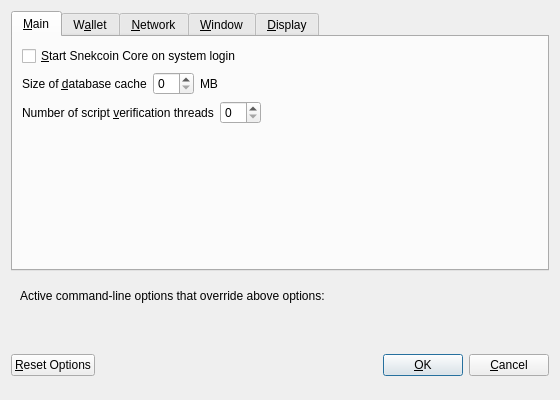
iamdavidfrancis/snekcoin, file src/qt/forms/optionsdialog.ui: the form before one commit.
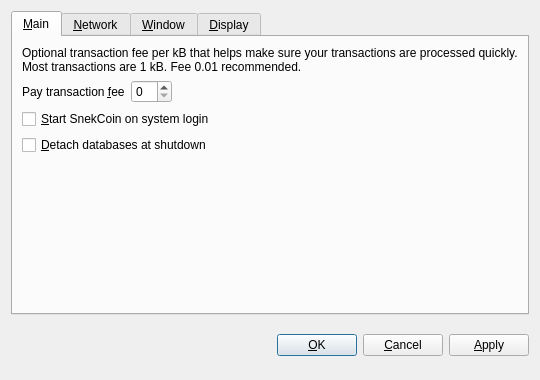
The form after the commit. The open tabs and pages were chosen to show the change. Custom widgets are drawn as their Qt base class.

```diff
--- a/src/qt/forms/optionsdialog.ui
+++ b/src/qt/forms/optionsdialog.ui
@@ -6,8 +6,8 @@
    <rect>
     <x>0</x>
     <y>0</y>
-    <width>560</width>
-    <height>400</height>
+    <width>540</width>
+    <height>380</height>
    </rect>
   </property>
   <property name="windowTitle">
@@ -19,6 +19,9 @@
   <layout class="QVBoxLayout" name="verticalLayout">
    <item>
     <widget class="QTabWidget" name="tabWidget">
+     <property name="tabPosition">
+      <enum>QTabWidget::North</enum>
+     </property>
      <property name="currentIndex">
       <number>0</number>
      </property>
@@ -27,95 +30,71 @@
        <string>&amp;Main</string>
       </attribute>
       <layout class="QVBoxLayout" name="verticalLayout_Main">
+       <item>
+        <widget class="QLabel" name="transactionFeeInfoLabel">
+         <property name="text">
+          <string>Optional transaction fee per kB that helps make sure your transactions are processed quickly. Most transactions are 1 kB. Fee 0.01 recommended.</string>
+         </property>
+         <property name="textFormat">
+          <enum>Qt::PlainText</enum>
+         </property>
+         <property name="wordWrap">
+          <bool>true</bool>
+         </property>
+        </widget>
+       </item>
+       <item>
+        <layout class="QHBoxLayout" name="horizontalLayout_Main">
+         <item>
+          <widget class="QLabel" name="transactionFeeLabel">
+           <property name="text">
+            <string>Pay transaction &amp;fee</string>
+           </property>
+           <property name="textFormat">
+            <enum>Qt::PlainText</enum>
+           </property>
+           <property name="buddy">
+            <cstring>transactionFee</cstring>
+           </property>
+          </widget>
+         </item>
+         <item>
+          <widget class="BitcoinAmountField" name="transactionFee"/>
+         </item>
+         <item>
+          <spacer name="horizontalSpacer_Main">
+           <property name="orientation">
+            <enum>Qt::Horizontal</enum>
+           </property>
+           <property name="sizeHint" stdset="0">
+            <size>
+             <width>40</width>
+             <height>20</height>
+            </size>
+           </property>
+          </spacer>
+         </item>
+        </layout>
+       </item>
        <item>
         <widget class="QCheckBox" name="bitcoinAtStartup">
          <property name="toolTip">
           <string>Automatically start Snekcoin Core after logging in to the system.</string>
          </property>
          <property name="text">
-          <string>&amp;Start Snekcoin Core on system login</string>
+          <string>&amp;Start SnekCoin on system login</string>
          </property>
         </widget>
        </item>
        <item>
-        <layout class="QHBoxLayout" name="horizontalLayout_2_Main">
-         <item>
-          <widget class="QLabel" name="databaseCacheLabel">
-           <property name="text">
-            <string>Size of &amp;database cache</string>
-           </property>
-           <property name="textFormat">
-            <enum>Qt::PlainText</enum>
-           </property>
-           <property name="buddy">
-            <cstring>databaseCache</cstring>
-           </property>
-          </widget>
-         </item>
-         <item>
-          <widget class="QSpinBox" name="databaseCache"/>
-         </item>
-         <item>
-          <widget class="QLabel" name="databaseCacheUnitLabel">
-           <property name="text">
-            <string>MB</string>
-           </property>
-           <property name="textFormat">
-            <enum>Qt::PlainText</enum>
-           </property>
-          </widget>
-         </item>
-         <item>
-          <spacer name="horizontalSpacer_2_Main">
-           <property name="orientation">
-            <enum>Qt::Horizontal</enum>
-           </property>
-           <property name="sizeHint" stdset="0">
-            <size>
-             <width>40</width>
-             <height>20</height>
-            </size>
-           </property>
-          </spacer>
-         </item>
-        </layout>
-       </item>
-       <item>
-        <layout class="QHBoxLayout" name="horizontalLayout_3_Main">
-         <item>
-          <widget class="QLabel" name="threadsScriptVerifLabel">
-           <property name="text">
-            <string>Number of script &amp;verification threads</string>
-           </property>
-           <property name="textFormat">
-            <enum>Qt::PlainText</enum>
-           </property>
-           <property name="buddy">
-            <cstring>threadsScriptVerif</cstring>
-           </property>
-          </widget>
-         </item>
-         <item>
-          <widget class="QSpinBox" name="threadsScriptVerif">
-           <property name="toolTip">
-            <string>(0 = auto, &lt;0 = leave that many cores free)</string>
-           </property>
-          </widget>
-         </item>
-         <item>
-          <spacer name="horizontalSpacer_3_Main">
-           <property name="orientation">
-            <enum>Qt::Horizontal</enum>
-           </property>
-           <property name="sizeHint" stdset="0">
-            <size>
-             <width>40</width>
-             <height>20</height>
-            </size>
-           </property>
-          </spacer>
-         </item>
-        </layout>
+        <widget class="QCheckBox" name="detachDatabases">
+         <property name="toolTip">
+          <string>Detach block and address databases at shutdown. This means they can be moved to another data directory, but it slows down shutdown. The wallet is always detached.</string>
+         </property>
+         <property name="text">
+          <string>&amp;Detach databases at shutdown</string>
+         </property>
+        </widget>
        </item>
        <item>
         <spacer name="verticalSpacer_Main">
@@ -132,55 +111,6 @@
        </item>
       </layout>
      </widget>
-     <widget class="QWidget" name="tabWallet">
-      <attribute name="title">
-       <string>W&amp;allet</string>
-      </attribute>
-      <layout class="QVBoxLayout" name="verticalLayout_Wallet">
-       <item>
-        <widget class="QGroupBox" name="groupBox">
-         <property name="title">
-          <string>Expert</string>
-         </property>
-         <layout class="QVBoxLayout" name="verticalLayout_2">
-          <item>
-           <widget class="QCheckBox" name="coinControlFeatures">
-            <property name="toolTip">
-             <string>Whether to show coin control features or not.</string>
-            </property>
-            <property name="text">
-             <string>Enable coin &amp;control features</string>
-            </property>
-           </widget>
-          </item>
-          <item>
-           <widget class="QCheckBox" name="spendZeroConfChange">
-            <property name="toolTip">
-             <string>If you disable the spending of unconfirmed change, the change from a transaction cannot be used until that transaction has at least one confirmation. This also affects how your balance is computed.</string>
-            </property>
-            <property name="text">
-             <string>&amp;Spend unconfirmed change</string>
-            </property>
-           </widget>
-          </item>
-         </layout>
-        </widget>
-       </item>
-       <item>
-        <spacer name="verticalSpacer_Wallet">
-         <property name="orientation">
-          <enum>Qt::Vertical</enum>
-         </property>
-         <property name="sizeHint" stdset="0">
-          <size>
-           <width>20</width>
-           <height>40</height>
-          </size>
-         </property>
-        </spacer>
-       </item>
-      </layout>
-     </widget>
      <widget class="QWidget" name="tabNetwork">
       <attribute name="title">
        <string>&amp;Network</string>
@@ -446,67 +376,8 @@
      </widget>
     </widget>
    </item>
-   <item>
-    <widget class="QFrame" name="frame">
-     <layout class="QVBoxLayout" name="verticalLayout_Bottom">
-      <item>
-       <layout class="QHBoxLayout" name="horizontalLayout_Bottom">
-        <item>
-         <widget class="QLabel" name="overriddenByCommandLineInfoLabel">
-          <property name="text">
-           <string>Active command-line options that override above options:</string>
-          </property>
-          <property name="textFormat">
-           <enum>Qt::PlainText</enum>
-          </property>
-         </widget>
-        </item>
-        <item>
-         <spacer name="horizontalSpacer_Bottom">
-          <property name="orientation">
-           <enum>Qt::Horizontal</enum>
-          </property>
-          <property name="sizeHint" stdset="0">
-           <size>
-            <width>40</width>
-            <height>20</height>
-           </size>
-          </property>
-         </spacer>
-        </item>
-       </layout>
-      </item>
-      <item>
-       <widget class="QLabel" name="overriddenByCommandLineLabel">
-        <property name="text">
-         <string/>
-        </property>
-        <property name="textFormat">
-         <enum>Qt::PlainText</enum>
-        </property>
-        <property name="wordWrap">
-         <bool>true</bool>
-        </property>
-       </widget>
-      </item>
-     </layout>
-    </widget>
-   </item>
    <item>
     <layout class="QHBoxLayout" name="horizontalLayout_Buttons">
-     <item>
-      <widget class="QPushButton" name="resetButton">
-       <property name="toolTip">
-        <string>Reset all client options to default.</string>
-       </property>
-       <property name="text">
-        <string>&amp;Reset Options</string>
-       </property>
-       <property name="autoDefault">
-        <bool>false</bool>
-       </property>
-      </widget>
-     </item>
      <item>
       <spacer name="horizontalSpacer_1">
        <property name="orientation">
@@ -522,12 +393,6 @@
      </item>
      <item>
       <widget class="QLabel" name="statusLabel">
-       <property name="minimumSize">
-        <size>
-         <width>200</width>
-         <height>0</height>
-        </size>
-       </property>
        <property name="font">
         <font>
          <weight>75</weight>
@@ -563,12 +428,6 @@
        <property name="text">
         <string>&amp;OK</string>
        </property>
-       <property name="autoDefault">
-        <bool>false</bool>
-       </property>
-       <property name="default">
-        <bool>true</bool>
-       </property>
       </widget>
      </item>
      <item>
@@ -581,21 +440,42 @@
        </property>
       </widget>
      </item>
+     <item>
+      <widget class="QPushButton" name="applyButton">
+       <property name="text">
+        <string>&amp;Apply</string>
+       </property>
+       <property name="autoDefault">
+        <bool>false</bool>
+       </property>
+       <property name="default">
+        <bool>false</bool>
+       </property>
+       <property name="flat">
+        <bool>false</bool>
+       </property>
+      </widget>
+     </item>
     </layout>
    </item>
   </layout>
  </widget>
  <customwidgets>
   <customwidget>
-   <class>QValidatedLineEdit</class>
-   <extends>QLineEdit</extends>
-   <header>qvalidatedlineedit.h</header>
+   <class>BitcoinAmountField</class>
+   <extends>QSpinBox</extends>
+   <header>bitcoinamountfield.h</header>
   </customwidget>
   <customwidget>
    <class>QValueComboBox</class>
    <extends>QComboBox</extends>
    <header>qvaluecombobox.h</header>
   </customwidget>
+  <customwidget>
+   <class>QValidatedLineEdit</class>
+   <extends>QLineEdit</extends>
+   <header>qvalidatedlineedit.h</header>
+  </customwidget>
  </customwidgets>
  <resources/>
  <connections/>
```
Left out of the diff: 92 changed lines with no effect on the pictures.
